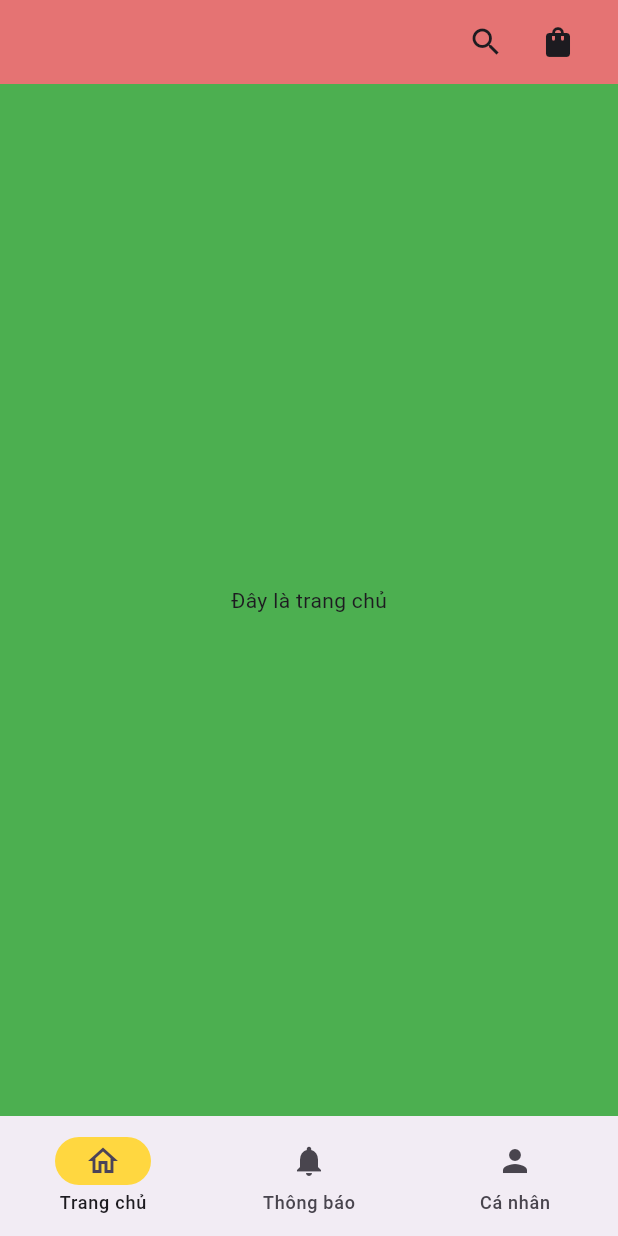
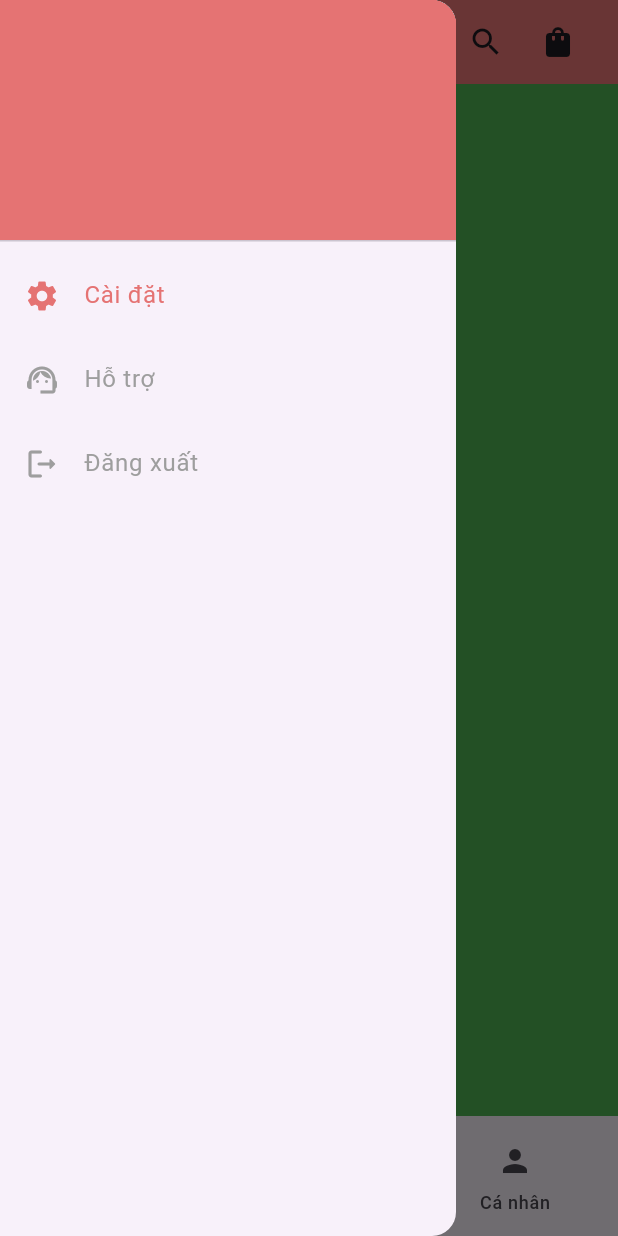
Before and after one commit to NguyenTanPhuoc123/AppMobileShoeStore, a Flutter app: the screen it shows after launch, with the side drawer open (before the commit the screen has no drawer), on a phone screen of 412 x 824 dp. Run offline on Flutter 3.47's test engine with Material 2 defaults, Android fonts, the phone set to English and light mode, and no system bars.

Commit message:
màu drawer

```diff
--- a/lib/drawer.dart
+++ b/lib/drawer.dart
@@ -13,11 +13,11 @@ class Menu extends StatelessWidget {
           children: <Widget>[
             const DrawerHeader(
               decoration: BoxDecoration(
-                color: Colors.blue
+                color:  Color.fromARGB(255, 229, 115, 115)
               ),
               child: Text('Menu',
               style: TextStyle(
-                color: Colors.blue,
+                color:  Color.fromARGB(255, 229, 115, 115),
                 fontSize: 24,
               ),
               ),
@@ -25,8 +25,8 @@ class Menu extends StatelessWidget {
 
 
              ListTile(
-              title: Text("Cài đặt",style: TextStyle(color: (idx == 0 ? Colors.blueAccent:Colors.grey),),),
-              leading:Icon(Icons.settings,color: (idx == 0 ? Colors.blueAccent:Colors.grey)),
+              title: Text("Cài đặt",style: TextStyle(color: (idx == 0 ? const Color.fromARGB(255, 229, 115, 115):Colors.grey),),),
+              leading:Icon(Icons.settings,color: (idx == 0 ? const Color.fromARGB(255, 229, 115, 115):Colors.grey)),
               onTap: ()
               {
                 if(idx!=0)
@@ -37,8 +37,8 @@ class Menu extends StatelessWidget {
               },
             ),
             ListTile(
-              title: Text("Hỗ trợ",style: TextStyle(color: (idx == 1 ? Colors.blueAccent:Colors.grey),),),
-              leading:Icon(Icons.support_agent,color: (idx == 1 ? Colors.blueAccent:Colors.grey)),
+              title: Text("Hỗ trợ",style: TextStyle(color: (idx == 1 ? const Color.fromARGB(255, 229, 115, 115):Colors.grey),),),
+              leading:Icon(Icons.support_agent,color: (idx == 1 ? const Color.fromARGB(255, 229, 115, 115):Colors.grey)),
               onTap: ()
               {
                 if(idx!=1)
@@ -49,8 +49,8 @@ class Menu extends StatelessWidget {
               },
             ),
             ListTile(
-              title: Text("Đăng xuất",style: TextStyle(color: (idx == 2 ? Colors.blueAccent:Colors.grey),),),
-              leading:Icon(Icons.logout_rounded,color: (idx == 2 ? Colors.blueAccent:Colors.grey)),
+              title: Text("Đăng xuất",style: TextStyle(color: (idx == 2 ? const Color.fromARGB(255, 229, 115, 115):Colors.grey),),),
+              leading:Icon(Icons.logout_rounded,color: (idx == 2 ? const Color.fromARGB(255, 229, 115, 115):Colors.grey)),
               onTap: ()
               {
                 if(idx!=2)
--- a/lib/mainScreen.dart
+++ b/lib/mainScreen.dart
@@ -1,5 +1,6 @@
 import 'package:flutter/material.dart';
 import 'package:shoestore/components/personal.dart';
+import 'drawer.dart';
 
 class MainScreen extends StatefulWidget {
   const MainScreen({super.key});
@@ -61,7 +62,8 @@ class _MainScreenState extends State<MainScreen> {
           child: const Text("Đây là trang thông báo"),
         ),
         const Personal()
-      ][currentIndex]
+      ][currentIndex],
+      drawer: const Menu(idx: 0),
     );
   }
 }
--- a/pubspec.yaml
+++ b/pubspec.yaml
@@ -59,8 +59,8 @@ flutter:
   uses-material-design: true
 
   # To add assets to your application, add an assets section, like this:
-  assets:
-    - assets/
+  #assets:
+  #  - assets/
 
 
   # An image asset can refer to one or more resolution-specific "variants", see
```
